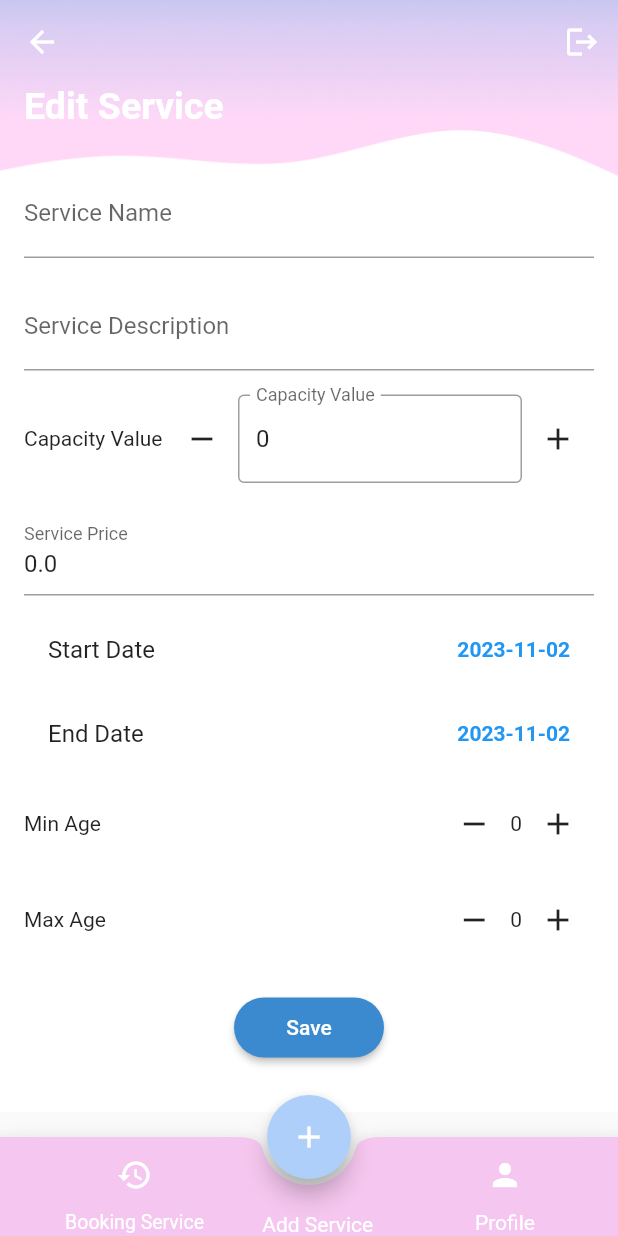
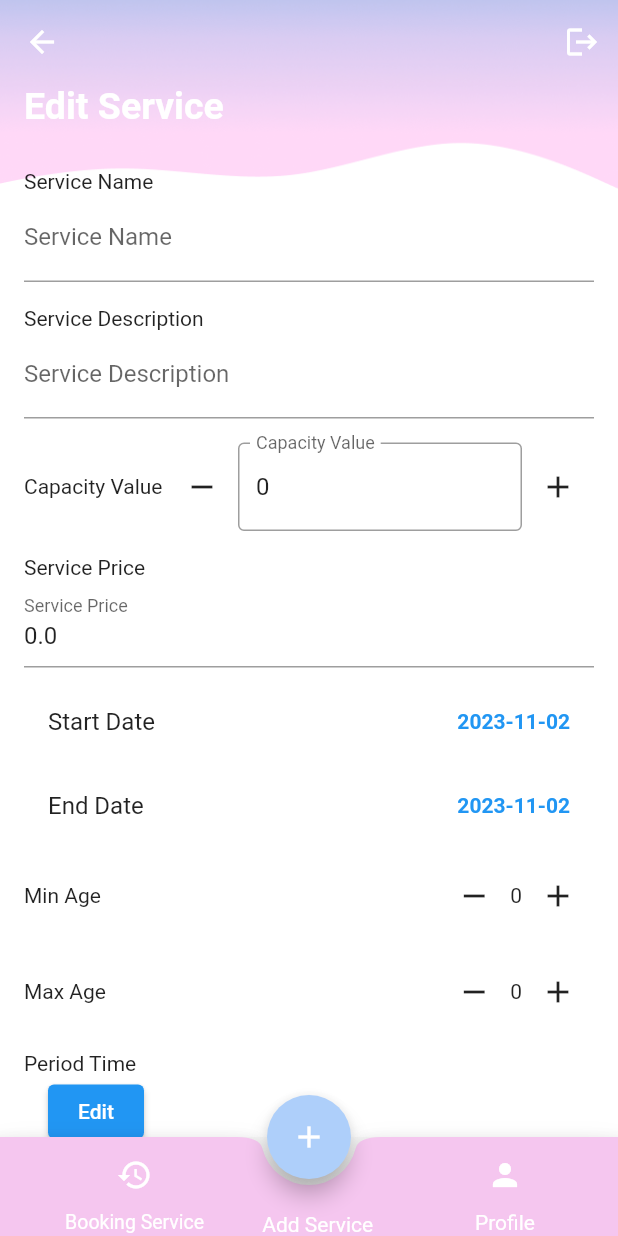
Before and after one commit to Joryalhassan/Baheej-Application, a Flutter app: the EditService screen opened directly with empty values, on a phone screen of 412 x 824 dp. Run offline on Flutter 3.47's test engine with Material 2 defaults, Android fonts, the phone set to English and light mode, and no system bars; our stand-ins replace cloud_firestore, firebase_auth, firebase_core; missing offline and left inert: firebase_core_platform_interface; accounts and stored records are empty.

Commit message:
add time slot(period time)to editservice

```diff
--- a/baheej/lib/screens/EditService.dart
+++ b/baheej/lib/screens/EditService.dart
@@ -24,6 +24,10 @@ class _EditServiceState extends State<EditService> {
   DateTime? _selectedEndDate;
   int _minAge = 4;
   int _maxAge = 17;
+ String _selectedTimeSlot = ''; // Store the selected time slot
+  bool _isEditingTimeSlot = false;
+
+
 
   @override
   void initState() {
@@ -36,6 +40,7 @@ class _EditServiceState extends State<EditService> {
     _selectedEndDate = widget.service.selectedEndDate;
     _minAge = widget.service.minAge;
     _maxAge = widget.service.maxAge;
+   _selectedTimeSlot = widget.service.selectedTimeSlot;
   }
   Future<void> _handleLogout() async {
     showDialog(
@@ -219,7 +224,8 @@ void navigateToSignInScreen() {
                 });
               },
             ),
-            // Add the Save button at the bottom
+             _buildTimeSlotField(),
+
             Padding(
               padding: EdgeInsets.symmetric(vertical: 16.0),
               child: Center(
@@ -332,18 +338,25 @@ void navigateToSignInScreen() {
 
   }
 
-  Widget _buildEditableField({
+ Widget _buildEditableField({
     required String label,
     required TextEditingController controller,
   }) {
     return Padding(
       padding: const EdgeInsets.symmetric(vertical: 8.0),
-      child: TextFormField(
-        decoration: InputDecoration(labelText: label),
-        controller: controller,
+      child: Column(
+        crossAxisAlignment: CrossAxisAlignment.start,
+        children: [
+          Text(label),
+          TextFormField(
+            decoration: InputDecoration(labelText: label),
+            controller: controller,
+          ),
+        ],
       ),
     );
   }
+
 
   Widget _buildCapacityValueField({
     required String label,
@@ -449,6 +462,54 @@ void navigateToSignInScreen() {
       ),
     );
   }
+  Widget _buildTimeSlotField() {
+  return Padding(
+    padding: const EdgeInsets.symmetric(vertical: 8.0),
+    child: Column(
+      crossAxisAlignment: CrossAxisAlignment.start,
+      children: [
+        Text('Period Time'),
+        Row(
+          children: [
+            Text(_selectedTimeSlot), // Display selected time slot
+            SizedBox(width: 16),
+            ElevatedButton(
+              onPressed: () {
+                setState(() {
+                  _isEditingTimeSlot = true;
+                });
+              },
+              child: Text('Edit'),
+            ),
+          ],
+        ),
+        if (_isEditingTimeSlot)
+          Row(
+            children: [
+              ElevatedButton(
+                onPressed: () {
+                  setState(() {
+                    _selectedTimeSlot = '8-11 AM';
+                  });
+                },
+                child: Text('8-11 AM'),
+              ),
+              SizedBox(width: 16),
+              ElevatedButton(
+                onPressed: () {
+                  setState(() {
+                    _selectedTimeSlot = '2-5 PM';
+                  });
+                },
+                child: Text('2-5 PM'),
+              ),
+            ],
+          ),
+      ],
+    ),
+  );
+}
+
 
   void _saveChangesToFirestore() {
     // Get updated values from controllers and selected dates
@@ -463,6 +524,7 @@ void navigateToSignInScreen() {
     final String updatedEndDate =
         _selectedEndDate != null ? _selectedEndDate!.toIso8601String() : '';
 
+
     // Create an updated Service object with the new values
     final updatedService = Service(
       id: widget.service.id, // Use the same ID as the original service
@@ -475,7 +537,7 @@ void navigateToSignInScreen() {
       maxAge: _maxAge,
       capacityValue: updatedCapacityValue,
       servicePrice: updatedServicePrice,
-      selectedTimeSlot: widget.service.selectedTimeSlot, // Keep the same selectedTimeSlot
+      selectedTimeSlot: _selectedTimeSlot, // Add this line to include selectedTimeSlot
     );
 
     // Update the service in Firestore using the provided Service object's ID
@@ -492,6 +554,7 @@ void navigateToSignInScreen() {
       'selectedEndDate': updatedEndDate,
       'minAge': _minAge,
       'maxAge': _maxAge,
+      'selectedTimeSlot': _selectedTimeSlot, // Update the selected time slot
     }).then((_) {
       // Success
       ScaffoldMessenger.of(context).showSnackBar(SnackBar(
```
